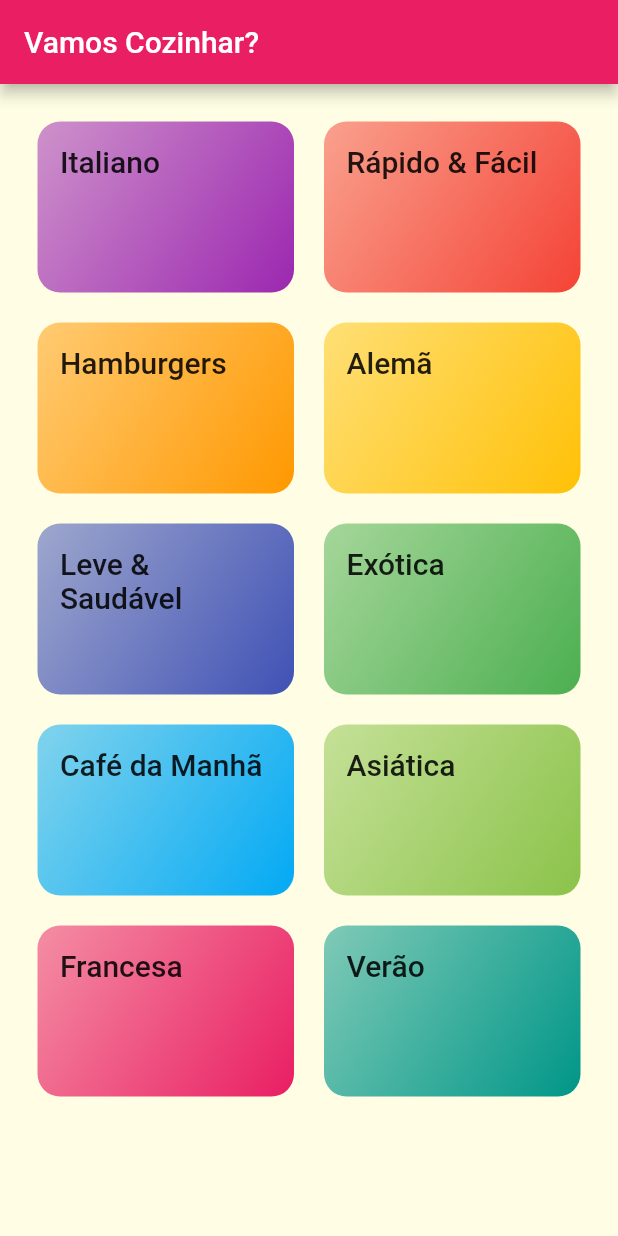
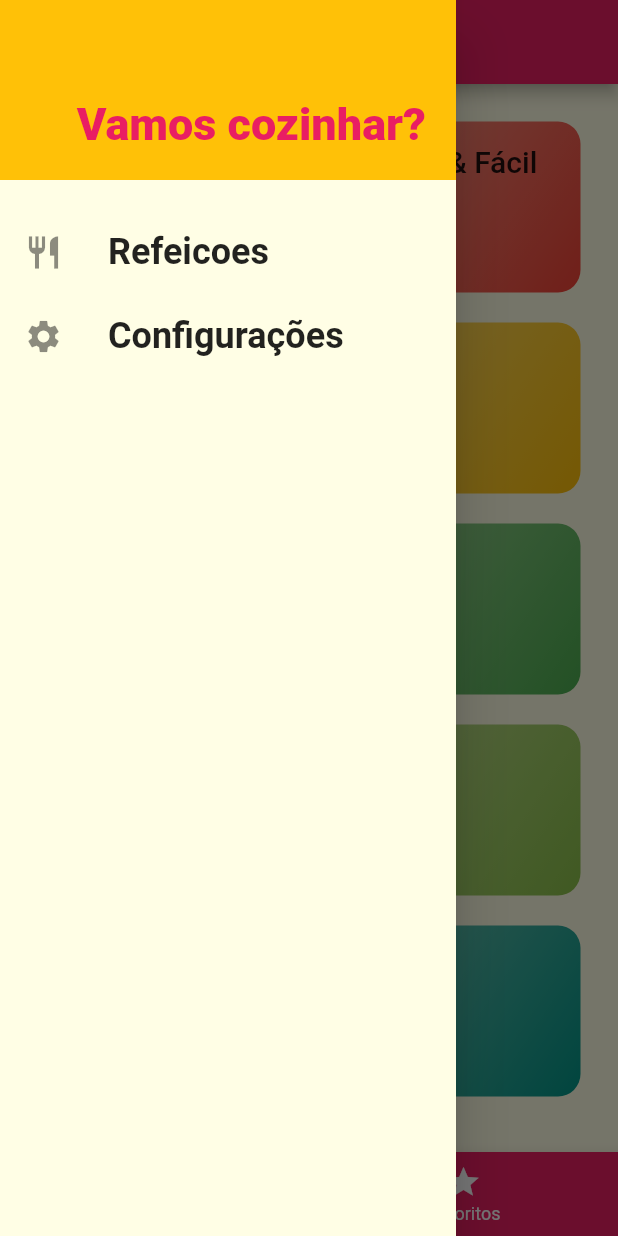
Before and after one commit to ruggerin/multiplastelasFlutter, a Flutter app: the screen it shows after launch, with the side drawer open (before the commit the screen has no drawer), on a phone screen of 412 x 824 dp. Run offline on Flutter 3.47's test engine with Material 2 defaults, Android fonts, the phone set to English and light mode, and no system bars; Roboto replaces fonts that are missing (Releway, RobotoCondensed).

Commit message:
Alinhamento de rotas, navegação com tabs, implementação de drawer

```diff
--- /dev/null
+++ b/lib/components/main_drawer.dart
@@ -0,0 +1,58 @@
+import 'package:flutter/cupertino.dart';
+import 'package:flutter/material.dart';
+import '../utils/app_routes.dart';
+
+class MainDrawer extends StatelessWidget {
+  Widget _createItem(IconData icon, String label, Function onTap){
+    return ListTile(
+      leading: Icon(
+        icon,
+        size: 26,
+      ),
+      title: Text(
+        label,
+        style: TextStyle(
+          fontFamily: 'RobotoCondensed',
+          fontSize: 24,
+          fontWeight: FontWeight.bold
+        ),
+      ),
+      onTap:  onTap,
+    );
+  }
+  @override
+  Widget build(BuildContext context) {
+    return Drawer(
+      child:Column(
+        children: <Widget>[
+          Container(
+            alignment: Alignment.bottomRight,
+            height: 120,
+            width: double.infinity,
+            padding: EdgeInsets.all(20),
+            color: Theme.of(context).accentColor,
+            child: Text(
+              'Vamos cozinhar?',
+              style: TextStyle(
+                  fontWeight: FontWeight.w900,
+                  fontSize: 30,
+                  color: Theme.of(context).primaryColor
+              ),
+            ),
+          ),
+          SizedBox( height : 20),
+          _createItem(
+            Icons.restaurant,
+            'Refeicoes',
+              ()=> Navigator.of(context).pushNamed(AppRoutes.HOME)
+          ),
+          _createItem(
+              Icons.settings,
+              'Configurações',
+               ()=> Navigator.of(context).pushNamed(AppRoutes.SETTINGS)
+          ),
+        ],
+      ) ,
+    );
+  }
+}
--- a/lib/main.dart
+++ b/lib/main.dart
@@ -3,6 +3,8 @@ import 'package:exemplo_navegacoes/screens/meal_detail_screen.dart';
 import 'package:flutter/material.dart';
 import 'screens/categories_screen.dart';
 import 'utils/app_routes.dart';
+import 'screens/tabs_screen.dart';
+import 'screens/seetings_screen.dart';
 
 void main() => runApp(MyApp());
 
@@ -26,9 +28,10 @@ class MyApp extends StatelessWidget {
       ),
 
       routes: {
-       AppRoutes.HOME: (ctx)=> CategoriesScrean(),
+       AppRoutes.HOME: (ctx)=> TabsScreen(),
        AppRoutes.CATEGORIES_MEALS: (ctx)=> CategoriesMealsScreen(),
        AppRoutes.MEAL_DETAIL: (ctx)=> MealDetailScreen(),
+       AppRoutes.SETTINGS: (ctx)=> SettingsScreen(),
       },
 
     );
--- a/lib/screens/categories_screen.dart
+++ b/lib/screens/categories_screen.dart
@@ -2,14 +2,10 @@ import 'package:flutter/material.dart';
 import '../components/category_item.dart';
 import '../data/dummy_data.dart';
 
-class CategoriesScrean extends StatelessWidget{
+class CategoriesScreen extends StatelessWidget{
   @override
   Widget build(BuildContext context) {
-    return Scaffold(
-        appBar: AppBar(
-          title:  Text('Vamos Cozinhar?',  ),
-        ),
-        body:GridView(
+    return GridView(
           padding: const EdgeInsets.all(25),
           gridDelegate: SliverGridDelegateWithMaxCrossAxisExtent(
               maxCrossAxisExtent: 200,
@@ -23,9 +19,7 @@ class CategoriesScrean extends StatelessWidget{
               return CategoryItem(e);
             }
           ).toList()
-
-        )
-    );
+    ) ;
   }
 
 }
--- /dev/null
+++ b/lib/screens/tabs_screen.dart
@@ -0,0 +1,82 @@
+import 'package:flutter/material.dart';
+import 'categories_screen.dart';
+import 'favorite_secreen.dart';
+import '../components/main_drawer.dart';
+
+class TabsScreen extends StatefulWidget {
+  @override
+  _TabsScreenState createState()=> _TabsScreenState();
+
+}
+
+class _TabsScreenState  extends State<TabsScreen>{
+  int  _selectedScreenIndex = 0 ;
+  final List<Map<String , Object>> screens = [
+    {'title': 'Categorias', 'screen': CategoriesScreen()},
+    {'title': 'Favoritos', 'screen':  FavoriteScreen()}
+  ];
+  _selectScreen(int index){
+    setState(() {
+      _selectedScreenIndex = index;
+    });
+  }
+  @override
+  Widget build(BuildContext context) {
+  return Scaffold(
+      drawer: MainDrawer(),
+      appBar: AppBar(
+        title: Text( screens[_selectedScreenIndex]['title']),
+      ),
+      body: screens[_selectedScreenIndex]['screen'],
+      bottomNavigationBar:BottomNavigationBar(
+          onTap: _selectScreen,
+          backgroundColor: Theme.of(context).primaryColor,
+          unselectedItemColor: Colors.white ,
+          selectedItemColor: Theme.of(context).accentColor ,
+          currentIndex: _selectedScreenIndex,
+          type: BottomNavigationBarType.fixed,
+          items: [
+            BottomNavigationBarItem(
+                icon: Icon( Icons.category),
+                title: Text('Categorias')
+            ),
+            BottomNavigationBarItem(
+                icon: Icon( Icons.star),
+                title: Text('Favoritos')
+            )
+          ]
+      ) ,
+    );
+
+    /*
+  Tab Header
+  return DefaultTabController(
+      length: 2,
+      child: Scaffold(
+        appBar: AppBar(
+          title:  Text('Vamo cozinhar?'),
+          bottom: TabBar(
+            tabs: [
+              Tab(
+                icon: Icon(Icons.category),
+                text:  'Categorias',
+              ),
+              Tab(
+                icon: Icon(Icons.star),
+                text:  'Favoritos',
+              ),
+            ],
+          ),
+        ),
+        body: TabBarView(
+          children: [
+            CategoriesScreen(),
+            FavoriteScreen()
+
+          ],
+        )
+
+      ),
+    );*/
+  }
+}
--- a/lib/utils/app_routes.dart
+++ b/lib/utils/app_routes.dart
@@ -2,4 +2,5 @@ class AppRoutes{
   static const HOME = '/';
   static const CATEGORIES_MEALS = '/categories-meals';
   static const MEAL_DETAIL = '/meal-detail';
+  static const SETTINGS = '/settings';
 }
```
Also changed, not shown: lib/screens/favorite_secreen.dart (added, +10 -0 lines), lib/screens/meal_detail_screen.dart (+51 -17 lines), lib/screens/seetings_screen.dart (added, +16 -0 lines).
